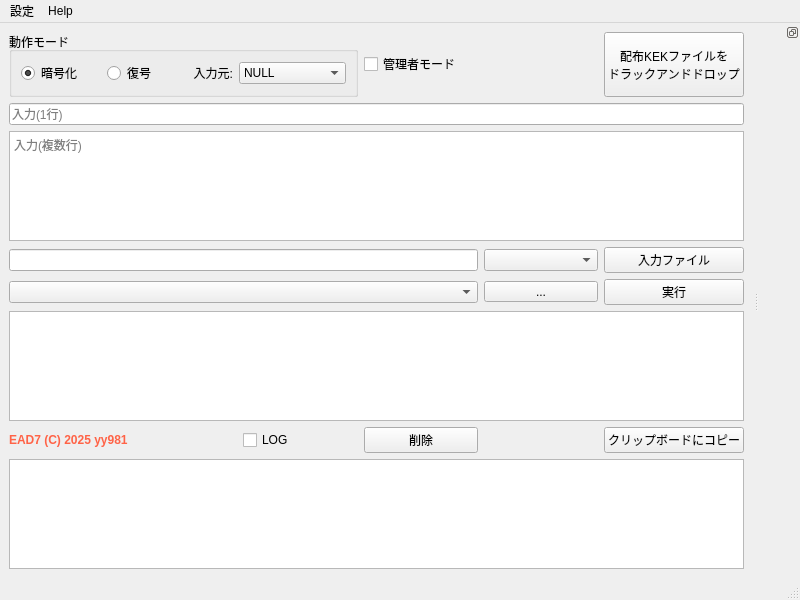
First picture: the form in src/GUI/main.ui, repository yy981-jp/EAD7, before the edit.
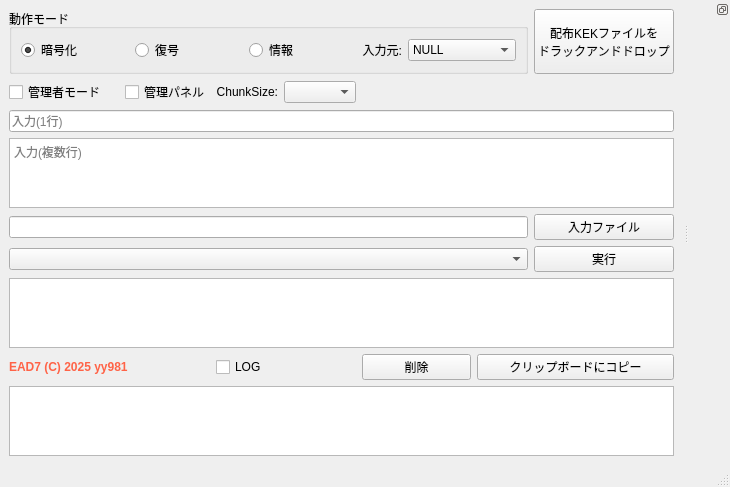
Second picture: the form after the edit. Icons and pictures are not drawn. Custom widgets are drawn as their Qt base class.

```diff
--- a/src/GUI/main.ui
+++ b/src/GUI/main.ui
@@ -9,8 +9,8 @@
    <rect>
     <x>0</x>
     <y>0</y>
-    <width>800</width>
-    <height>600</height>
+    <width>730</width>
+    <height>460</height>
    </rect>
   </property>
   <property name="windowTitle">
@@ -27,7 +27,50 @@
   </property>
   <widget class="QWidget" name="centralwidget">
    <layout class="QGridLayout" name="gridLayout">
-    <item row="3" column="5">
+    <item row="4" column="0" colspan="8">
+     <widget class="QPlainTextEdit" name="inp_multi">
+      <property name="toolTip">
+       <string>Alt+Enter</string>
+      </property>
+      <property name="placeholderText">
+       <string>入力(複数行)</string>
+      </property>
+     </widget>
+    </item>
+    <item row="6" column="7">
+     <widget class="QPushButton" name="run">
+      <property name="layoutDirection">
+       <enum>Qt::LayoutDirection::LeftToRight</enum>
+      </property>
+      <property name="text">
+       <string>実行</string>
+      </property>
+      <property name="icon">
+       <iconset theme="media-playback-start"/>
+      </property>
+     </widget>
+    </item>
+    <item row="8" column="6" colspan="2">
+     <widget class="QPushButton" name="copy">
+      <property name="toolTip">
+       <string>Ctrl+C</string>
+      </property>
+      <property name="text">
+       <string>クリップボードにコピー</string>
+      </property>
+      <property name="icon">
+       <iconset theme="edit-copy"/>
+      </property>
+     </widget>
+    </item>
+    <item row="1" column="2">
+     <widget class="QLabel" name="label_chunksize">
+      <property name="text">
+       <string>&lt;html&gt;&lt;head/&gt;&lt;body&gt;&lt;p align=&quot;right&quot;&gt;ChunkSize:&lt;/p&gt;&lt;/body&gt;&lt;/html&gt;</string>
+      </property>
+     </widget>
+    </item>
+    <item row="5" column="7">
      <widget class="FileButton" name="inp_file_button">
       <property name="acceptDrops">
        <bool>true</bool>
@@ -40,23 +83,66 @@
       </property>
      </widget>
     </item>
-    <item row="4" column="4">
-     <widget class="QToolButton" name="keyView">
+    <item row="9" column="0" colspan="8">
+     <widget class="QPlainTextEdit" name="log">
+      <property name="readOnly">
+       <bool>true</bool>
+      </property>
+     </widget>
+    </item>
+    <item row="1" column="0">
+     <widget class="QCheckBox" name="adminMode">
+      <property name="enabled">
+       <bool>true</bool>
+      </property>
       <property name="sizePolicy">
        <sizepolicy hsizetype="Minimum" vsizetype="Fixed">
         <horstretch>0</horstretch>
         <verstretch>0</verstretch>
        </sizepolicy>
       </property>
+      <property name="minimumSize">
+       <size>
+        <width>110</width>
+        <height>0</height>
+       </size>
+      </property>
       <property name="text">
-       <string>...</string>
+       <string>管理者モード</string>
       </property>
       <property name="icon">
        <iconset theme="format-justify-center"/>
       </property>
      </widget>
     </item>
-    <item row="5" column="0" colspan="6">
+    <item row="8" column="0" colspan="2">
+     <widget class="QLabel" name="credit">
+      <property name="text">
+       <string>&lt;html&gt;&lt;head/&gt;&lt;body&gt;&lt;p&gt;&lt;span style=&quot; font-weight:700;color:tomato&quot;&gt;EAD7 (C) 2025 yy981&lt;/span&gt;&lt;/p&gt;&lt;/body&gt;&lt;/html&gt;</string>
+      </property>
+     </widget>
+    </item>
+    <item row="8" column="2">
+     <widget class="QCheckBox" name="log_checkbox">
+      <property name="text">
+       <string>LOG</string>
+      </property>
+      <property name="icon">
+       <iconset theme="go-down"/>
+      </property>
+     </widget>
+    </item>
+    <item row="1" column="1">
+     <widget class="QCheckBox" name="adminPanel">
+      <property name="text">
+       <string>管理パネル</string>
+      </property>
+      <property name="icon">
+       <iconset theme="start-here"/>
+      </property>
+     </widget>
+    </item>
+    <item row="7" column="0" colspan="8">
      <widget class="QPlainTextEdit" name="out">
       <property name="enabled">
        <bool>true</bool>
@@ -66,13 +152,43 @@
       </property>
      </widget>
     </item>
-    <item row="0" column="0" colspan="3">
+    <item row="0" column="7">
+     <widget class="FileButton" name="dst_file">
+      <property name="sizePolicy">
+       <sizepolicy hsizetype="Minimum" vsizetype="Minimum">
+        <horstretch>0</horstretch>
+        <verstretch>0</verstretch>
+       </sizepolicy>
+      </property>
+      <property name="acceptDrops">
+       <bool>true</bool>
+      </property>
+      <property name="styleSheet">
+       <string notr="true"/>
+      </property>
+      <property name="text">
+       <string>配布KEKファイルを
+ドラックアンドドロップ</string>
+      </property>
+      <property name="icon">
+       <iconset theme="document-open"/>
+      </property>
+     </widget>
+    </item>
+    <item row="3" column="0" colspan="8">
+     <widget class="QLineEdit" name="inp_line">
+      <property name="placeholderText">
+       <string>入力(1行)</string>
+      </property>
+     </widget>
+    </item>
+    <item row="0" column="0" colspan="7">
      <widget class="QGroupBox" name="groupBox">
       <property name="title">
        <string>動作モード</string>
       </property>
       <layout class="QGridLayout" name="gridLayout_2">
-       <item row="1" column="3">
+       <item row="1" column="4">
         <widget class="QComboBox" name="inp_from">
          <item>
           <property name="text">
@@ -109,18 +225,8 @@
          </property>
         </widget>
        </item>
-       <item row="1" column="1">
-        <widget class="QRadioButton" name="decMode">
-         <property name="text">
-          <string>復号</string>
-         </property>
-         <property name="icon">
-          <iconset theme="media-seek-backward"/>
-         </property>
-        </widget>
-       </item>
-       <item row="1" column="2">
-        <widget class="QLabel" name="label">
+       <item row="1" column="3">
+        <widget class="QLabel" name="label_inputfrom">
          <property name="sizePolicy">
           <sizepolicy hsizetype="Maximum" vsizetype="Preferred">
            <horstretch>0</horstretch>
@@ -132,67 +238,49 @@
          </property>
         </widget>
        </item>
+       <item row="1" column="1">
+        <widget class="QRadioButton" name="decMode">
+         <property name="toolTip">
+          <string>Ctrl+D</string>
+         </property>
+         <property name="text">
+          <string>復号</string>
+         </property>
+         <property name="icon">
+          <iconset theme="media-seek-backward"/>
+         </property>
+        </widget>
+       </item>
+       <item row="1" column="2">
+        <widget class="QRadioButton" name="infoMode">
+         <property name="toolTip">
+          <string>Ctrl+I</string>
+         </property>
+         <property name="text">
+          <string>情報</string>
+         </property>
+         <property name="icon">
+          <iconset theme="system-help"/>
+         </property>
+        </widget>
+       </item>
       </layout>
      </widget>
     </item>
-    <item row="3" column="4">
+    <item row="1" column="3">
      <widget class="QComboBox" name="chunkSize"/>
     </item>
-    <item row="6" column="2">
-     <widget class="QCheckBox" name="log_checkbox">
-      <property name="text">
-       <string>LOG</string>
-      </property>
-      <property name="icon">
-       <iconset theme="go-down"/>
-      </property>
-     </widget>
+    <item row="5" column="0" colspan="7">
+     <widget class="QLineEdit" name="inp_file_path"/>
     </item>
-    <item row="1" column="0" colspan="6">
-     <widget class="QLineEdit" name="inp_line">
-      <property name="placeholderText">
-       <string>入力(1行)</string>
+    <item row="6" column="0" colspan="7">
+     <widget class="QComboBox" name="selectKey">
+      <property name="labelDrawingMode">
+       <enum>QComboBox::LabelDrawingMode::UseDelegate</enum>
       </property>
      </widget>
     </item>
-    <item row="7" column="0" colspan="6">
-     <widget class="QPlainTextEdit" name="log">
-      <property name="readOnly">
-       <bool>true</bool>
-      </property>
-     </widget>
-    </item>
-    <item row="4" column="5">
-     <widget class="QPushButton" name="run">
-      <property name="layoutDirection">
-       <enum>Qt::LayoutDirection::LeftToRight</enum>
-      </property>
-      <property name="text">
-       <string>実行</string>
-      </property>
-      <property name="icon">
-       <iconset theme="media-playback-start"/>
-      </property>
-     </widget>
-    </item>
-    <item row="6" column="0" colspan="2">
-     <widget class="QLabel" name="credit">
-      <property name="text">
-       <string>&lt;html&gt;&lt;head/&gt;&lt;body&gt;&lt;p&gt;&lt;span style=&quot; font-weight:700;color:tomato&quot;&gt;EAD7 (C) 2025 yy981&lt;/span&gt;&lt;/p&gt;&lt;/body&gt;&lt;/html&gt;</string>
-      </property>
-     </widget>
-    </item>
-    <item row="4" column="0" colspan="4">
-     <widget class="QComboBox" name="selectKey"/>
-    </item>
-    <item row="2" column="0" colspan="6">
-     <widget class="QPlainTextEdit" name="inp_multi">
-      <property name="placeholderText">
-       <string>入力(複数行)</string>
-      </property>
-     </widget>
-    </item>
-    <item row="6" column="3">
+    <item row="8" column="4" colspan="2">
      <widget class="QPushButton" name="clear">
       <property name="text">
        <string>削除</string>
@@ -202,83 +290,8 @@
       </property>
      </widget>
     </item>
-    <item row="6" column="5">
-     <widget class="QPushButton" name="copy">
-      <property name="text">
-       <string>クリップボードにコピー</string>
-      </property>
-      <property name="icon">
-       <iconset theme="edit-copy"/>
-      </property>
-     </widget>
-    </item>
-    <item row="0" column="3">
-     <widget class="QCheckBox" name="adminMode">
-      <property name="enabled">
-       <bool>true</bool>
-      </property>
-      <property name="text">
-       <string>管理者モード</string>
-      </property>
-      <property name="icon">
-       <iconset theme="user-available"/>
-      </property>
-     </widget>
-    </item>
-    <item row="0" column="5">
-     <widget class="FileButton" name="dst_file">
-      <property name="sizePolicy">
-       <sizepolicy hsizetype="Minimum" vsizetype="Minimum">
-        <horstretch>0</horstretch>
-        <verstretch>0</verstretch>
-       </sizepolicy>
-      </property>
-      <property name="acceptDrops">
-       <bool>true</bool>
-      </property>
-      <property name="styleSheet">
-       <string notr="true"/>
-      </property>
-      <property name="text">
-       <string>配布KEKファイルを
-ドラックアンドドロップ</string>
-      </property>
-      <property name="icon">
-       <iconset theme="document-open"/>
-      </property>
-     </widget>
-    </item>
-    <item row="3" column="0" colspan="4">
-     <widget class="QLineEdit" name="inp_file_path"/>
-    </item>
    </layout>
   </widget>
-  <widget class="QMenuBar" name="menubar">
-   <property name="geometry">
-    <rect>
-     <x>0</x>
-     <y>0</y>
-     <width>800</width>
-     <height>33</height>
-    </rect>
-   </property>
-   <widget class="QMenu" name="menu_setting">
-    <property name="title">
-     <string>設定</string>
-    </property>
-    <addaction name="action_3"/>
-    <addaction name="action_2"/>
-   </widget>
-   <widget class="QMenu" name="menu_help">
-    <property name="title">
-     <string>Help</string>
-    </property>
-    <addaction name="action_version"/>
-    <addaction name="action_keyborad"/>
-   </widget>
-   <addaction name="menu_setting"/>
-   <addaction name="menu_help"/>
-  </widget>
   <widget class="QStatusBar" name="statusbar">
    <property name="sizeGripEnabled">
     <bool>true</bool>
```
Left out of the diff: 49 changed lines with no effect on the pictures.
